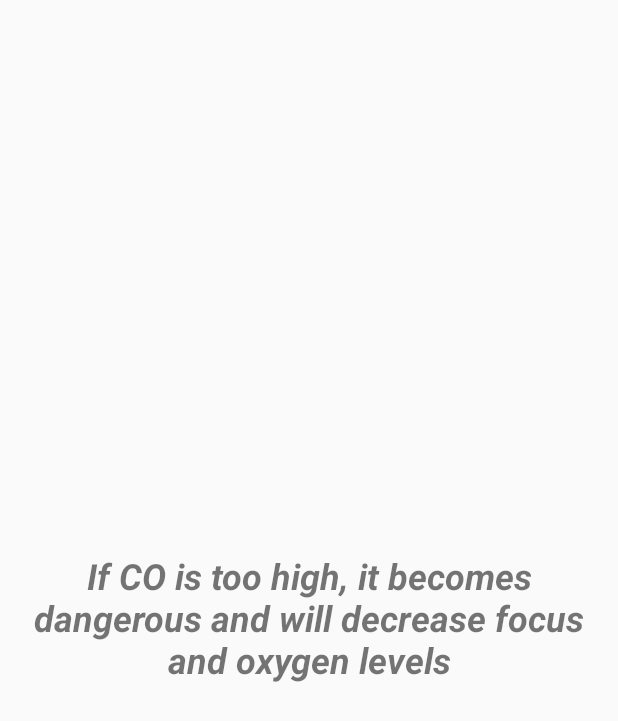
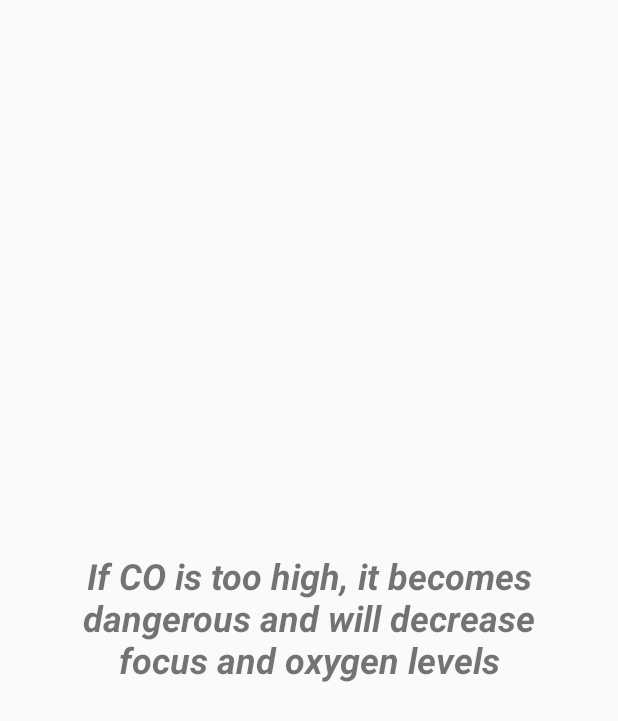
Before and after one commit to nato93/SensorProject, an Android app: the layout fragment_gauge_clicked.xml on its own in the app's theme, with its tools: preview values and no code run, on a phone screen of 412 x 824 dp. Shown: the top 721 px of the screen. Run offline under Robolectric (Android 15) with nearby library versions, the phone set to English and light mode, and no system bars.

```diff
--- a/app/src/main/java/com/example/sensorproject/MainPageActivity.java
+++ b/app/src/main/java/com/example/sensorproject/MainPageActivity.java
@@ -132,6 +132,11 @@ public class MainPageActivity extends AppCompatActivity {
                 Toast.makeText(MainPageActivity.this, "ITS WORKING", Toast.LENGTH_SHORT).show();
 
 
+                //the content is currently inside the container: container_main
+                // when the CO gauge is clicked i want it to open the fragment: fragment_gauge_clicked
+                // with the container: container_gauge
+
+
                 FragmentManager fm = getSupportFragmentManager();
                 Fragment fragment = fm.findFragmentById(R.id.container_gauge);
                 fm.beginTransaction().add(R.id.container_gauge, new GaugeClickedFragment()).commit();
--- a/app/src/main/res/layout/fragment_gauge_clicked.xml
+++ b/app/src/main/res/layout/fragment_gauge_clicked.xml
@@ -12,6 +12,7 @@
         android:layout_width="match_parent"
         android:layout_height="wrap_content"
         android:layout_gravity="center_vertical"
+        android:layout_margin="50sp"
         android:gravity="center"
         android:textSize="24sp"
         android:textStyle="bold|italic"
```
